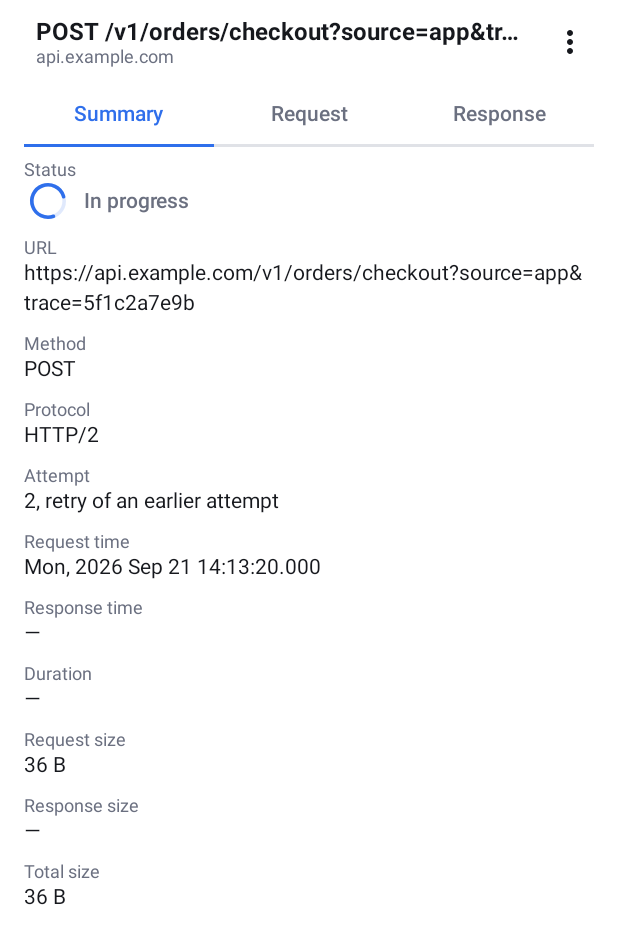
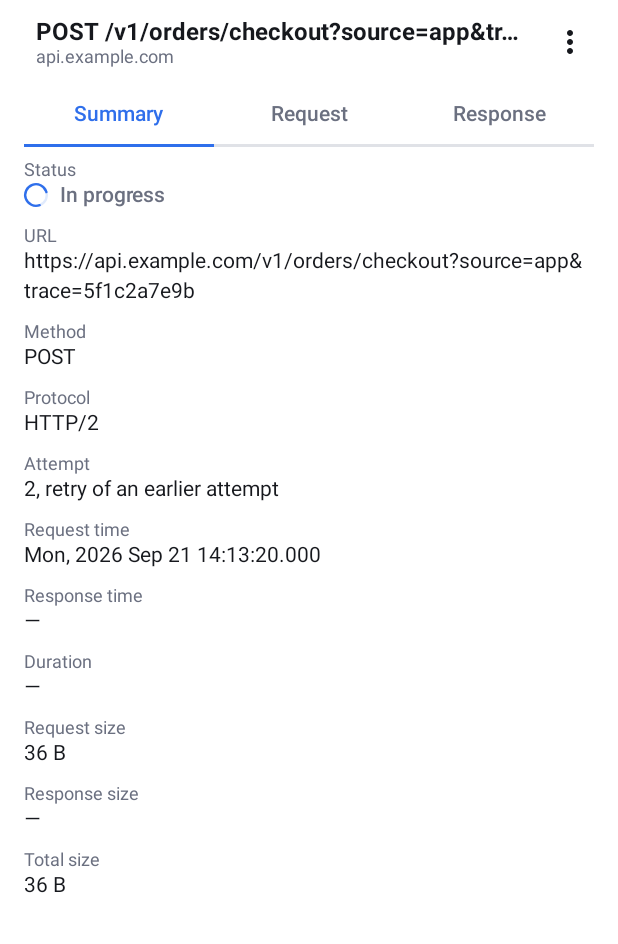
Before and after one commit to JahonovAsilbek/Ktor-Monitor, an Android app built with Jetpack Compose: the @Preview function DetailInProgressPreview, on a phone screen of 412 x 824 dp. Shown: the top 944 px of the screen. Run offline under Robolectric (Android 15) with nearby library versions, the phone set to English and light mode, and no system bars.

Commit message:
fix: size the inline spinners to the text beside them
The in-progress spinner in a list row and on the summary page now takes
a 16dp size instead of a width, so it matches the status code and the
"In progress" label rather than the full-page loader.

Co-Authored-By: Claude Opus 5.5 <noreply@anthropic.com>

```diff
--- a/ktor-monitor-ui/src/main/kotlin/uz/jahonov/ktormonitor/ui/detail/SummaryPage.kt
+++ b/ktor-monitor-ui/src/main/kotlin/uz/jahonov/ktormonitor/ui/detail/SummaryPage.kt
@@ -8,7 +8,6 @@ import androidx.compose.foundation.layout.Row
 import androidx.compose.foundation.layout.fillMaxSize
 import androidx.compose.foundation.layout.fillMaxWidth
 import androidx.compose.foundation.layout.size
-import androidx.compose.foundation.layout.width
 import androidx.compose.foundation.lazy.LazyColumn
 import androidx.compose.foundation.text.BasicText
 import androidx.compose.foundation.text.selection.SelectionContainer
@@ -105,7 +104,7 @@ private fun Status(call: NetworkCall) {
             }
         }
         else -> Row(verticalAlignment = Alignment.CenterVertically, horizontalArrangement = Arrangement.spacedBy(8.dp)) {
-            Spinner(Modifier.width(32.dp))
+            Spinner(size = 16.dp)
             BasicText("In progress", style = MonitorTheme.typography.bodyMedium.copy(color = statusColor(summary)))
         }
     }
--- a/ktor-monitor-ui/src/main/kotlin/uz/jahonov/ktormonitor/ui/list/CallRow.kt
+++ b/ktor-monitor-ui/src/main/kotlin/uz/jahonov/ktormonitor/ui/list/CallRow.kt
@@ -129,7 +129,7 @@ private fun Status(call: CallSummary) {
     val colors = MonitorTheme.colors
     when {
         call.isInProgress -> Box(Modifier.height(StatusHeight), contentAlignment = Alignment.Center) {
-            Spinner(Modifier.width(StatusColumnWidth - 12.dp), color = colors.textSecondary)
+            Spinner(color = colors.textSecondary, size = 16.dp)
         }
         call.responseCode == null -> TintedIcon(MonitorIcons.Warning, colors.error, "Failed", Modifier.size(StatusHeight))
         else -> Row(Modifier.height(StatusHeight), verticalAlignment = Alignment.CenterVertically) {
```
